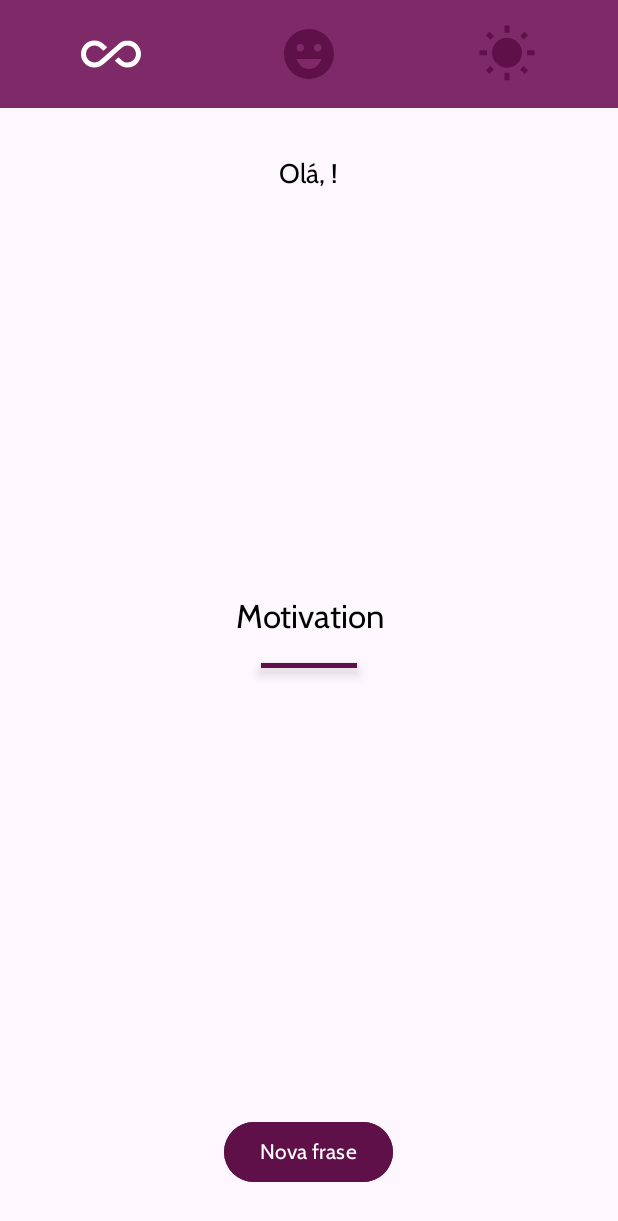
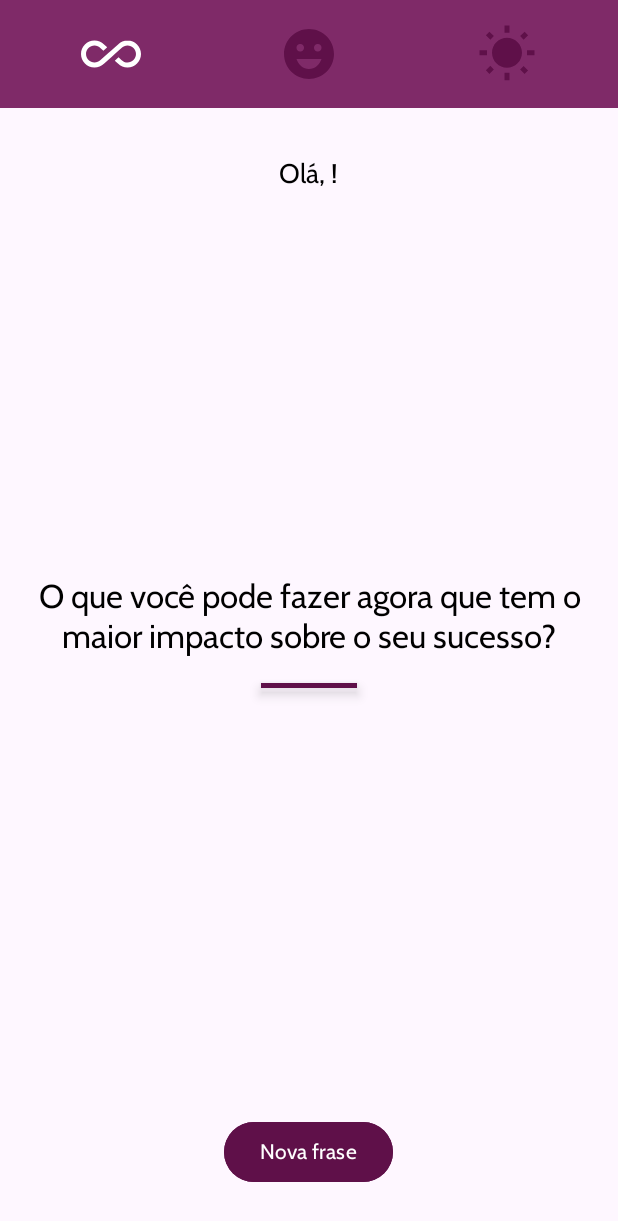
Before and after one commit to marcellwsa/motivation, an Android app: the MainActivity screen opened directly, with no data from a screen before it, on a phone screen of 412 x 824 dp. Shown: the top 1221 px of the screen. Run offline under Robolectric (Android 15) with nearby library versions, the phone set to English and light mode, and no system bars.

Commit message:
Conclusão

```diff
--- /dev/null
+++ b/app/src/main/java/devandroid/isa/motivation/data/Mock.kt
@@ -0,0 +1,40 @@
+package devandroid.isa.motivation.data
+
+import devandroid.isa.motivation.utils.MotivationConstants
+import kotlin.random.Random
+
+data class Phrase(val description: String, val categoryId: Int)
+
+
+class Mock {
+
+    private val all = MotivationConstants.FILTER.ALL
+    private val happy = MotivationConstants.FILTER.HAPPY
+    private val sunny = MotivationConstants.FILTER.SUNNY
+
+    private val mListPhrase: List<Phrase> = listOf(
+        Phrase("Não sabendo que era impossível, foi lá e fez.", happy),
+        Phrase("Você não é derrotado quando perde, você é derrotado quando desiste!", happy),
+        Phrase("Quando está mais escuro, vemos mais estrelas!", happy),
+        Phrase("Insanidade é fazer sempre a mesma coisa e esperar um resultado diferente.", happy),
+        Phrase("Não pare quando estiver cansado, pare quando tiver terminado.", happy),
+        Phrase("O que você pode fazer agora que tem o maior impacto sobre o seu sucesso?", happy),
+        Phrase("A melhor maneira de prever o futuro é inventá-lo.", sunny),
+        Phrase("Você perde todas as chances que você não aproveita.", sunny),
+        Phrase("Fracasso é o condimento que dá sabor ao sucesso.", sunny),
+        Phrase(" Enquanto não estivermos comprometidos, haverá hesitação!", sunny),
+        Phrase("Se você não sabe onde quer ir, qualquer caminho serve.", sunny),
+        Phrase("Se você acredita, faz toda a diferença.", sunny),
+        Phrase("Riscos devem ser corridos, porque o maior perigo é não arriscar nada!", sunny)
+    )
+
+    fun getPhrase(value: Int): String {
+
+        val filtered = mListPhrase.filter { it.categoryId == value  || value == all }
+
+        val index = Random.nextInt(filtered.size)
+
+        return filtered[index].description
+    }
+
+}
--- a/app/src/main/java/devandroid/isa/motivation/ui/MainActivity.kt
+++ b/app/src/main/java/devandroid/isa/motivation/ui/MainActivity.kt
@@ -7,6 +7,7 @@ import androidx.appcompat.app.AppCompatActivity
 import androidx.core.content.ContextCompat
 import devandroid.isa.motivation.utils.MotivationConstants
 import devandroid.isa.motivation.R
+import devandroid.isa.motivation.data.Mock
 import devandroid.isa.motivation.utils.SecurityPreferences
 import devandroid.isa.motivation.databinding.ActivityMainBinding
 
@@ -27,6 +28,7 @@ class MainActivity : AppCompatActivity(), View.OnClickListener {
 
         handleUserName()
         handleFilter(R.id.image_all)
+        handleNextPhrase()
 
         binding.btnNovaFrase.setOnClickListener(this)
         binding.imageAll.setOnClickListener(this)
@@ -42,11 +44,17 @@ class MainActivity : AppCompatActivity(), View.OnClickListener {
 
     override fun onClick(view: View) {
         if (view.id == R.id.btn_nova_frase) {
-            var s = ""
+            handleNextPhrase()
         } else if (view.id in listOf(R.id.image_all, R.id.image_happy, R.id.image_sunny)) {
             handleFilter(view.id)
 
         }
+    }
+
+    private fun handleNextPhrase() {
+
+        binding.txtFrase.text = Mock().getPhrase(categoryId)
+
     }
 
     private fun handleFilter(id: Int) {
```
